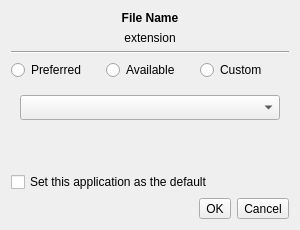
The window that open/src/LDialog.ui (7b7b/7b7b) describes before a commit, drawn with Qt 5.
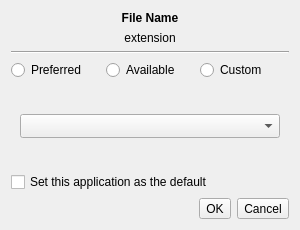
The same window after the commit. Icons and pictures are not drawn.

Commit message: open dialog update

```diff
--- a/open/src/LDialog.ui
+++ b/open/src/LDialog.ui
@@ -10,6 +10,24 @@
     <height>230</height>
    </rect>
   </property>
+  <property name="sizePolicy">
+   <sizepolicy hsizetype="Fixed" vsizetype="Fixed">
+    <horstretch>0</horstretch>
+    <verstretch>0</verstretch>
+   </sizepolicy>
+  </property>
+  <property name="minimumSize">
+   <size>
+    <width>300</width>
+    <height>230</height>
+   </size>
+  </property>
+  <property name="maximumSize">
+   <size>
+    <width>300</width>
+    <height>230</height>
+   </size>
+  </property>
   <property name="windowTitle">
    <string>Open With...</string>
   </property>
@@ -165,30 +183,17 @@
          <property name="minimumSize">
           <size>
            <width>0</width>
-           <height>25</height>
+           <height>24</height>
           </size>
          </property>
          <property name="iconSize">
           <size>
-           <width>20</width>
-           <height>20</height>
+           <width>16</width>
+           <height>16</height>
           </size>
          </property>
         </widget>
        </item>
-       <item>
-        <spacer name="verticalSpacer_2">
-         <property name="orientation">
-          <enum>Qt::Vertical</enum>
-         </property>
-         <property name="sizeHint" stdset="0">
-          <size>
-           <width>20</width>
-           <height>40</height>
-          </size>
-         </property>
-        </spacer>
-       </item>
       </layout>
      </widget>
     </widget>
```
Left out of the diff: 69 changed lines with no effect on the pictures. The commit also changes 2 other files.
